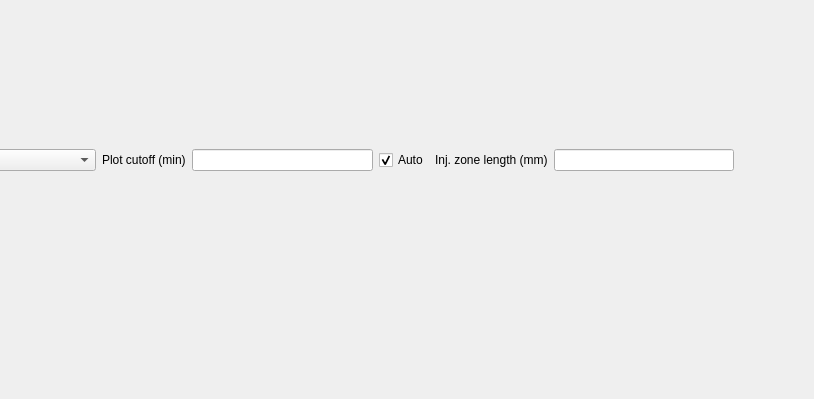
This is src/ui/pmngmainwindow.ui in echmet/PeakMasterNG as Qt 5 draws it before an edit; both pictures show x 136 to 950 and y 93 to 492 of the 1148 by 492 pixel window. The edited form follows.
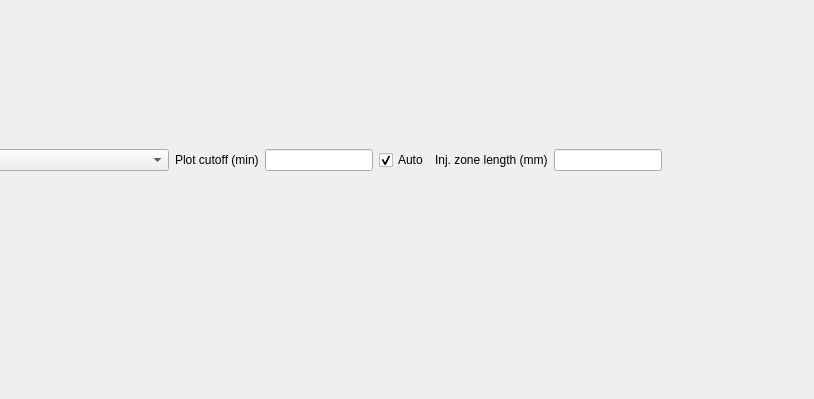
This is the edited form. Custom widgets are drawn as their Qt base class.

Commit message: Do not stretch lineedits it plot control unnecessarily

Patch:
```diff
--- a/src/ui/pmngmainwindow.ui
+++ b/src/ui/pmngmainwindow.ui
@@ -49,7 +49,14 @@
            </widget>
           </item>
           <item>
-           <widget class="FloatingValueLineEdit" name="qle_plotCutoff"/>
+           <widget class="FloatingValueLineEdit" name="qle_plotCutoff">
+            <property name="sizePolicy">
+             <sizepolicy hsizetype="Preferred" vsizetype="Fixed">
+              <horstretch>0</horstretch>
+              <verstretch>0</verstretch>
+             </sizepolicy>
+            </property>
+           </widget>
           </item>
           <item>
            <widget class="QCheckBox" name="qcb_autoPlotCutoff">
@@ -69,7 +76,14 @@
            </widget>
           </item>
           <item>
-           <widget class="FloatingValueLineEdit" name="qle_injZoneLength"/>
+           <widget class="FloatingValueLineEdit" name="qle_injZoneLength">
+            <property name="sizePolicy">
+             <sizepolicy hsizetype="Preferred" vsizetype="Fixed">
+              <horstretch>0</horstretch>
+              <verstretch>0</verstretch>
+             </sizepolicy>
+            </property>
+           </widget>
           </item>
           <item>
            <spacer name="horizontalSpacer_2">
```
